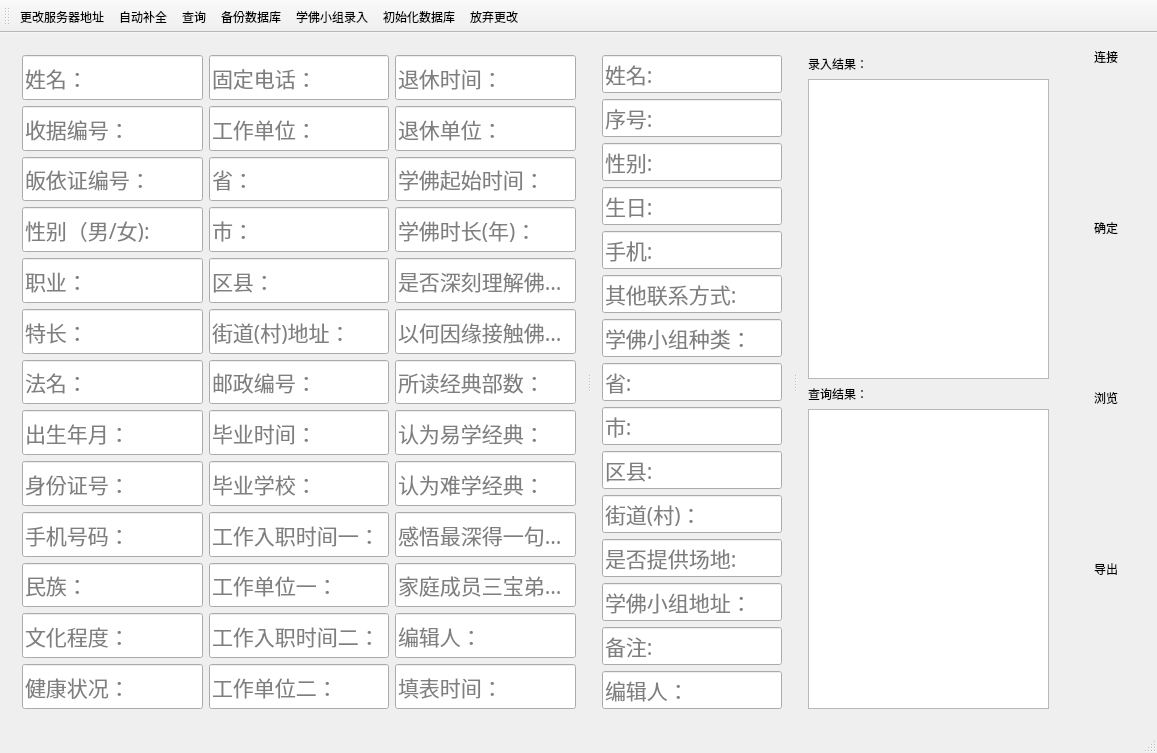
Before: the Qt Designer form connect.ui in crouse/connect, drawn with Qt 5.
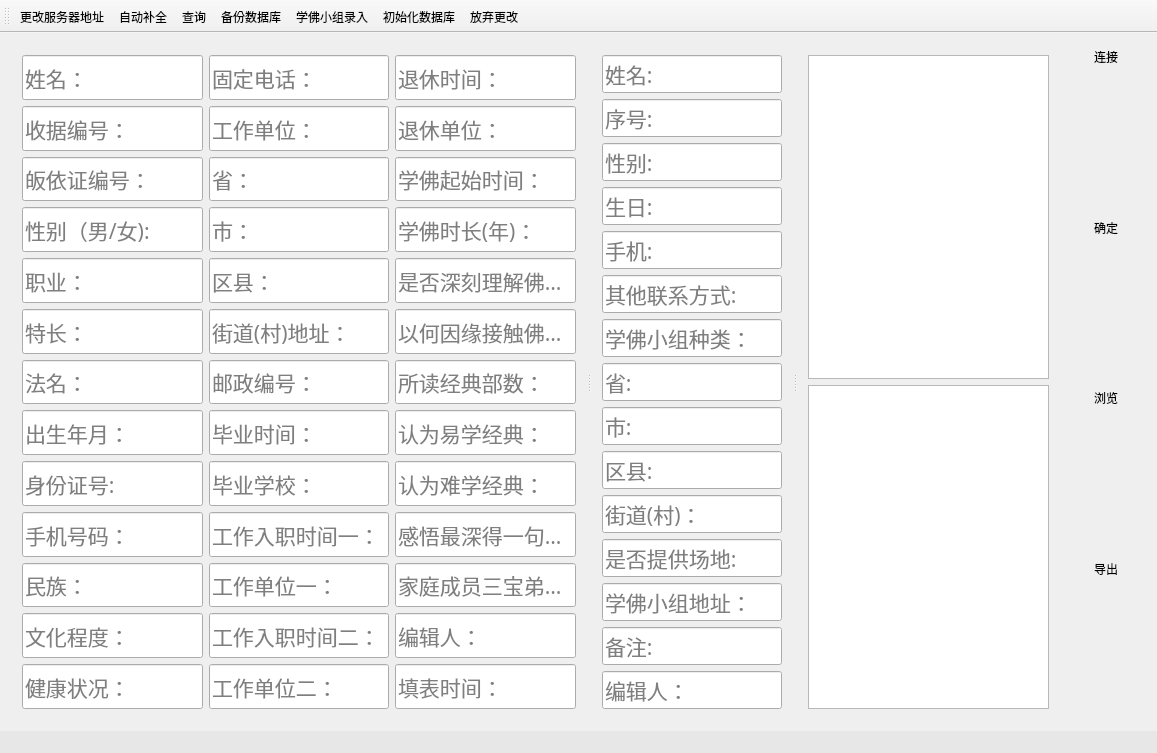
After: the same form once the commit is applied. Icons and pictures are not drawn.

```diff
--- a/connect.ui
+++ b/connect.ui
@@ -273,11 +273,29 @@
              <property name="whatsThis">
               <string>&lt;html&gt;&lt;head/&gt;&lt;body&gt;&lt;p&gt;&lt;br/&gt;&lt;/p&gt;&lt;/body&gt;&lt;/html&gt;</string>
              </property>
+             <property name="autoFillBackground">
+              <bool>false</bool>
+             </property>
              <property name="styleSheet">
               <string notr="true"/>
              </property>
+             <property name="inputMethodHints">
+              <set>Qt::ImhLatinOnly</set>
+             </property>
+             <property name="inputMask">
+              <string/>
+             </property>
+             <property name="text">
+              <string/>
+             </property>
+             <property name="frame">
+              <bool>true</bool>
+             </property>
              <property name="placeholderText">
-              <string>身份证号：</string>
+              <string>身份证号:</string>
+             </property>
+             <property name="clearButtonEnabled">
+              <bool>false</bool>
              </property>
             </widget>
            </item>
@@ -1365,18 +1383,6 @@
       </widget>
       <widget class="QWidget" name="layoutWidget1">
        <layout class="QVBoxLayout" name="verticalLayout_4">
-        <item>
-         <widget class="QLabel" name="label">
-          <property name="font">
-           <font>
-            <family>KaiTi</family>
-           </font>
-          </property>
-          <property name="text">
-           <string>录入结果：</string>
-          </property>
-         </widget>
-        </item>
         <item>
          <widget class="QTableView" name="tableView">
           <property name="font">
@@ -1394,7 +1400,7 @@
            <bool>true</bool>
           </property>
           <property name="sizeAdjustPolicy">
-           <enum>QAbstractScrollArea::AdjustIgnored</enum>
+           <enum>QAbstractScrollArea::AdjustToContents</enum>
           </property>
           <property name="editTriggers">
            <set>QAbstractItemView::AnyKeyPressed|QAbstractItemView::DoubleClicked|QAbstractItemView::EditKeyPressed|QAbstractItemView::SelectedClicked</set>
@@ -1405,24 +1411,18 @@
           <property name="dragDropMode">
            <enum>QAbstractItemView::NoDragDrop</enum>
           </property>
+          <property name="alternatingRowColors">
+           <bool>true</bool>
+          </property>
           <property name="showGrid">
            <bool>true</bool>
           </property>
           <property name="gridStyle">
            <enum>Qt::SolidLine</enum>
           </property>
-         </widget>
-        </item>
-        <item>
-         <widget class="QLabel" name="label_2">
-          <property name="font">
-           <font>
-            <family>KaiTi</family>
-           </font>
-          </property>
-          <property name="text">
-           <string>查询结果：</string>
-          </property>
+          <attribute name="horizontalHeaderDefaultSectionSize">
+           <number>100</number>
+          </attribute>
          </widget>
         </item>
         <item>
@@ -1627,7 +1627,11 @@
     </item>
    </layout>
   </widget>
-  <widget class="QStatusBar" name="statusBar"/>
+  <widget class="QStatusBar" name="statusBar">
+   <property name="styleSheet">
+    <string notr="true">background-color: rgb(231, 231, 231);</string>
+   </property>
+  </widget>
   <widget class="QToolBar" name="toolBar">
    <property name="font">
     <font>
```
Left out of the diff: 11 changed lines with no effect on the pictures.
